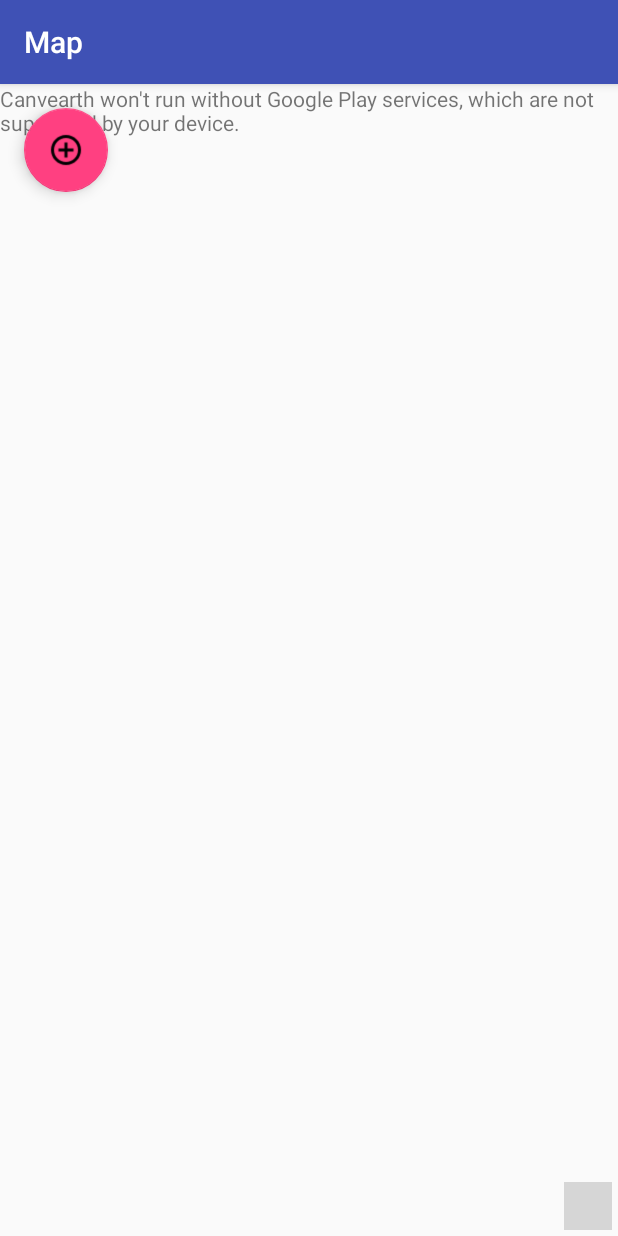
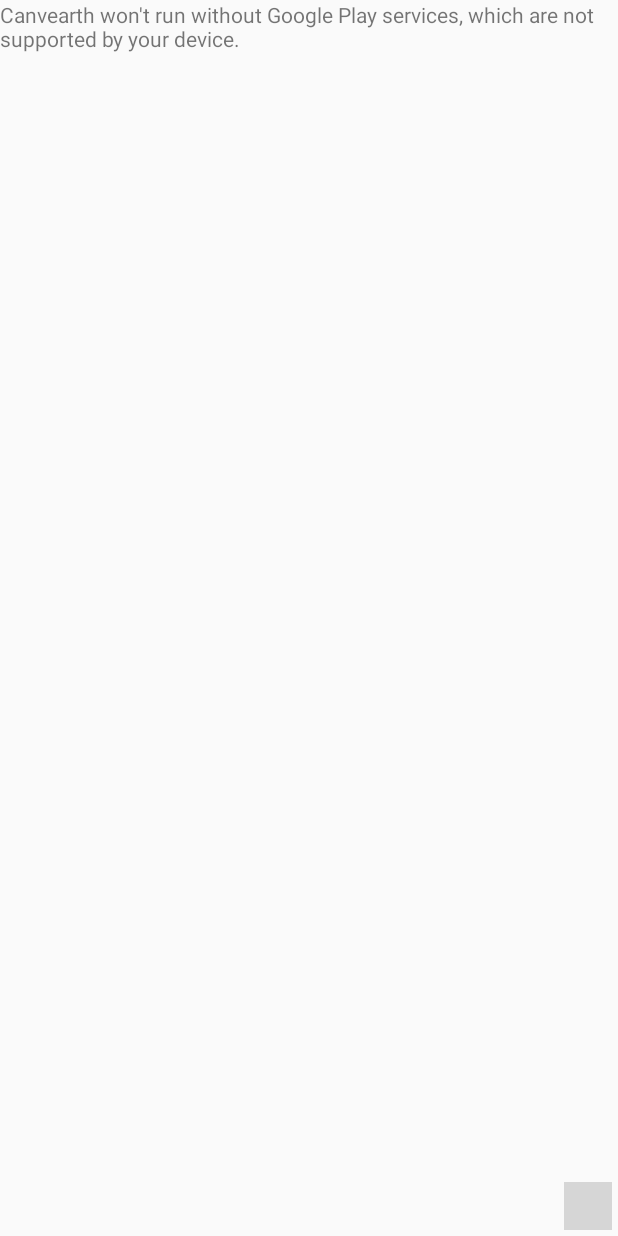
Before and after one commit to moon920110/canvearth, an Android app: the screen it shows after launch once a user with an empty profile is signed in (MapsActivity), on a phone screen of 412 x 824 dp. Run offline under Robolectric (Android 15) with nearby library versions, the phone set to English and light mode, and no system bars; our stand-ins replace Firebase (no records; nobody signed in at launch, a user with empty details on screens opened directly); libraries missing offline, so code that uses them is left out: com.facebook, com.facebook.login, com.github.pengrad.mapscaleview; plain views replace MapScaleView; 4 statements that could not run were skipped; grey boxes are pictures that could not be loaded.

Commit message:
hide status bar, remove floating button

```diff
--- a/app/src/main/res/layout/activity_maps.xml
+++ b/app/src/main/res/layout/activity_maps.xml
@@ -18,13 +18,4 @@
         android:layout_height="wrap_content"
         android:layout_gravity="bottom|end"
         android:layout_margin="4dp" />
-
-    <android.support.design.widget.FloatingActionButton
-        android:id="@+id/fab"
-        android:layout_width="wrap_content"
-        android:layout_height="wrap_content"
-        android:layout_gravity="top|start"
-        android:layout_margin="16dp"
-        android:src="@drawable/baseline_control_point_black_18dp"
-        />
 </FrameLayout>
--- a/app/src/main/res/values/styles.xml
+++ b/app/src/main/res/values/styles.xml
@@ -8,4 +8,11 @@
         <item name="colorAccent">@color/colorAccent</item>
     </style>
 
+    <style name="AppTheme.NoActionBar">
+        <item name="windowNoTitle">true</item>
+        <item name="windowActionBar">false</item>
+        <item name="android:windowFullscreen">true</item>
+        <item name="android:windowContentOverlay">@null</item>
+    </style>
+
 </resources>
```
Also changed, not shown: app/src/main/AndroidManifest.xml (+1 -6 lines).
